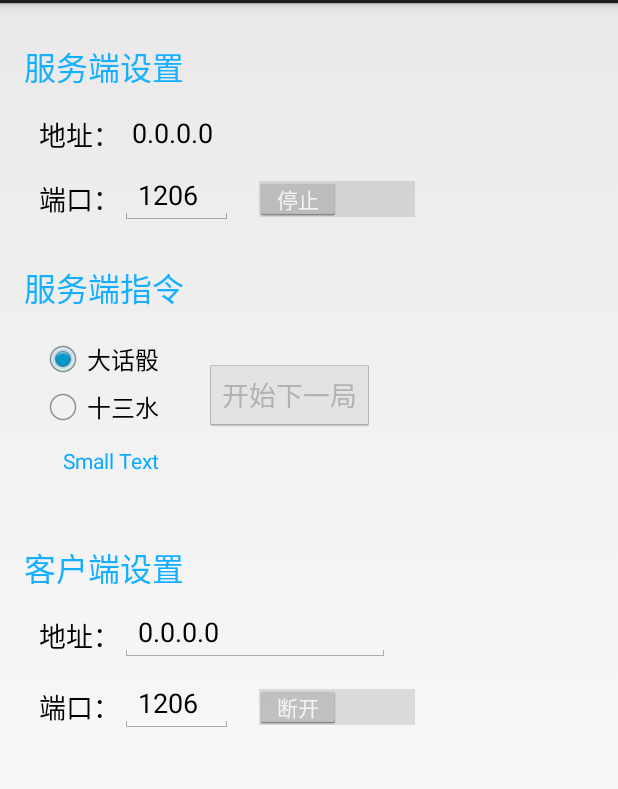
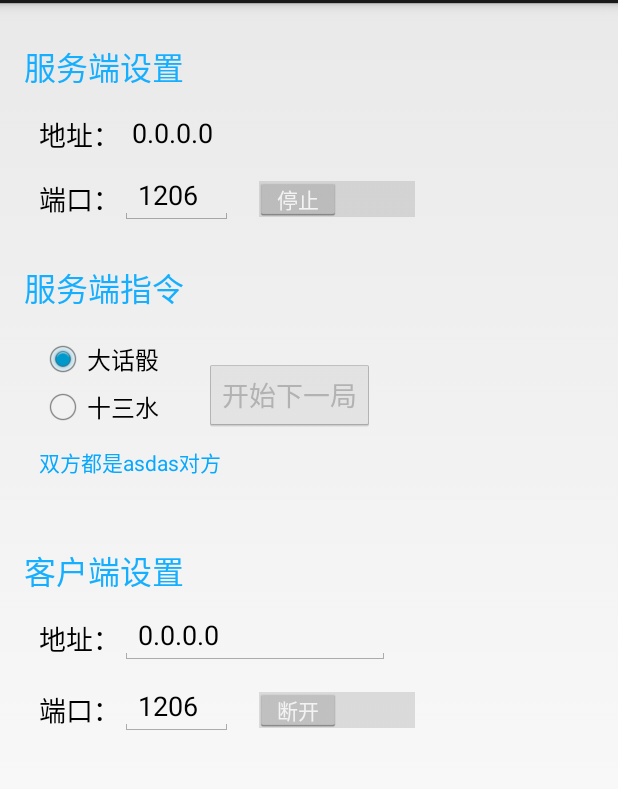
Before and after one commit to bigsupersniper/WLANGames, an Android app: the fragment GameServerFragment shown on its own in the app's theme, on a phone screen of 412 x 824 dp, the part 69-858 px from its top. Run offline under Robolectric (Android 15) with nearby library versions, the phone set to English and light mode, and no system bars.

Commit message:
Initial commit 1

```diff
--- a/app/src/main/AndroidManifest.xml
+++ b/app/src/main/AndroidManifest.xml
@@ -4,6 +4,8 @@
 
     <uses-permission android:name="android.permission.ACCESS_WIFI_STATE"></uses-permission>
     <uses-permission android:name="android.permission.ACCESS_NETWORK_STATE"></uses-permission>
+    <uses-permission android:name="android.permission.CHANGE_WIFI_STATE"></uses-permission>
+    <uses-permission android:name="android.permission.WAKE_LOCK"></uses-permission>
     <uses-permission android:name="android.permission.INTERNET"></uses-permission>
 
     <application
--- a/app/src/main/java/org/bigsupersniper/wlangames/activity/GameServerFragment.java
+++ b/app/src/main/java/org/bigsupersniper/wlangames/activity/GameServerFragment.java
@@ -29,6 +29,9 @@ import org.bigsupersniper.wlangames.socket.SocketMessage;
 import org.bigsupersniper.wlangames.socket.SocketServer;
 import org.bigsupersniper.wlangames.socket.SocketUtils;
 
+import java.text.SimpleDateFormat;
+import java.util.Date;
+
 
 public class GameServerFragment extends Fragment{
 
@@ -41,6 +44,7 @@ public class GameServerFragment extends Fragment{
     private RadioButton rbDice;
     private RadioButton rbPoker;
     private Button btnNext;
+    private TextView tvDesc;
 
     //client
     private SocketClient socketClient;
@@ -64,11 +68,13 @@ public class GameServerFragment extends Fragment{
 
     private void initServerView(View view){
         context = view.getContext();
-        //ipaddress view
+        //ip
         tvIP = (TextView) view.findViewById(R.id.tvIP);
         tvIP.setText(getIPAdress(context));
-        //port edit
+        //port
         etPort = (EditText) view.findViewById(R.id.etPort);
+        //desc
+        tvDesc = (TextView) view.findViewById(R.id.tvDesc);
         //open or close service
         swServer = (Switch)view.findViewById(R.id.swServer);
         swServer.setOnCheckedChangeListener(new CompoundButton.OnCheckedChangeListener() {
@@ -111,7 +117,15 @@ public class GameServerFragment extends Fragment{
                 if (rbPoker.isChecked()) what = HandlerWhats.Broadcast_CPoker;
                 if (what != 0){
                     socketServer.broadcast(what);
+                    String desc = "";
+                    if (what == HandlerWhats.Broadcast_BluffDice){
+                        desc = "上一局 <大话骰> 开始于 : " + new SimpleDateFormat("yyyy-MM-dd HH:mm:ss").format(new Date());
+                    }else if(what == HandlerWhats.Broadcast_CPoker) {
+                        desc = "上一局 <十三水> 开始于 : " + new SimpleDateFormat("yyyy-MM-dd HH:mm:ss").format(new Date());
+                    }
+                    tvDesc.setText(desc);
                 }
+
             }
         });
     }
--- a/app/src/main/java/org/bigsupersniper/wlangames/activity/IndexActivity.java
+++ b/app/src/main/java/org/bigsupersniper/wlangames/activity/IndexActivity.java
@@ -126,7 +126,8 @@ public class IndexActivity extends Activity
         // as you specify a parent activity in AndroidManifest.xml.
         int id = item.getItemId();
         if (id == R.id.action_settings) {
-            return true;
+            this.finish();
+            System.exit(0);
         }
         return super.onOptionsItemSelected(item);
     }
--- a/app/src/main/res/layout/fragment_game_server.xml
+++ b/app/src/main/res/layout/fragment_game_server.xml
@@ -145,13 +145,13 @@
             android:layout_width="wrap_content"
             android:layout_height="wrap_content"
             android:textAppearance="?android:attr/textAppearanceSmall"
-            android:text="Small Text"
             android:id="@+id/tvDesc"
             android:layout_below="@+id/radioGroup"
-            android:layout_alignRight="@+id/radioGroup"
-            android:layout_alignEnd="@+id/radioGroup"
             android:layout_marginTop="10dp"
-            android:textColor="#ff07a8ff" />
+            android:textColor="#ff07a8ff"
+            android:text="双方都是asdas对方"
+            android:layout_marginLeft="10dp"
+            android:singleLine="false" />
 
     </RelativeLayout>
 
```
